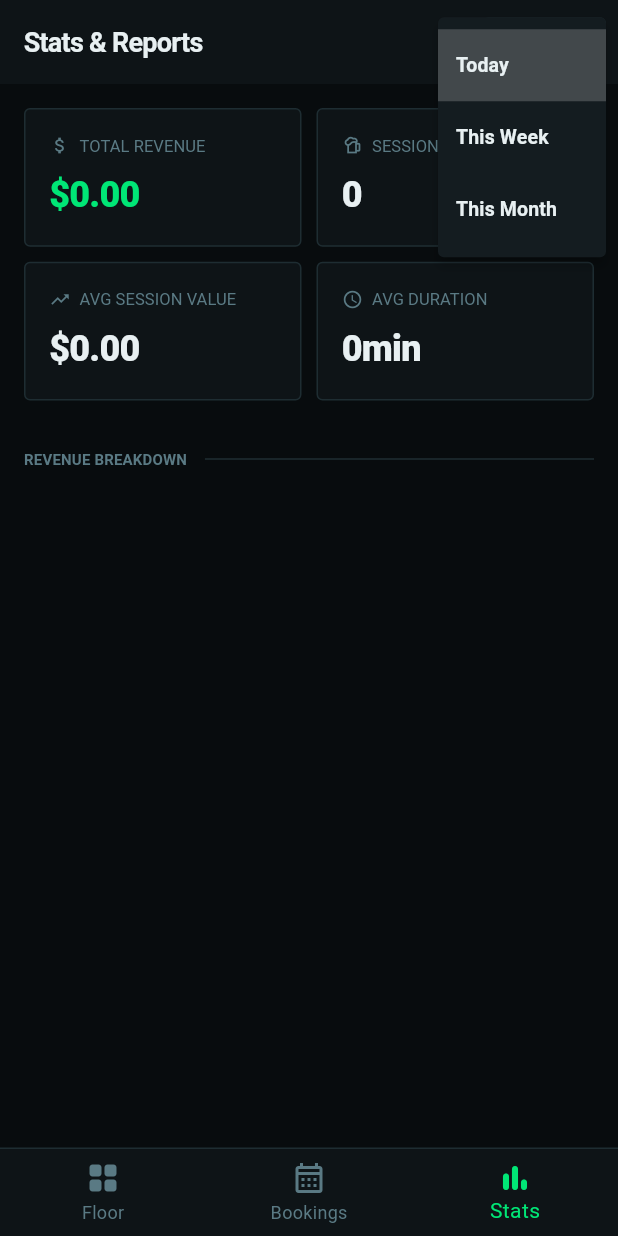
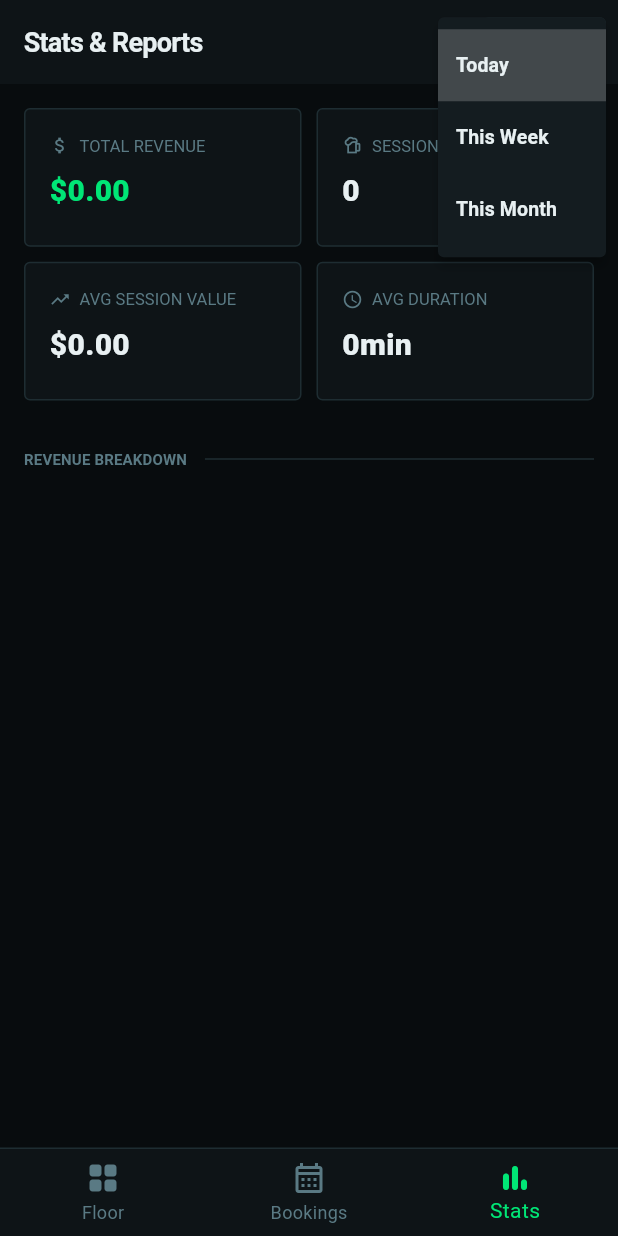
Before and after one commit to Sardorbee/claude_billiard_manage, a Flutter app: the StatsScreen screen opened by its route, after a tap on "Today", on a phone screen of 412 x 824 dp. Run offline on Flutter 3.47's test engine with Material 3 defaults, Android fonts, the phone set to English and light mode, and no system bars; our stand-ins replace cloud_firestore, equatable, firebase_auth, firebase_core, firebase_database, fl_chart and 3 more; accounts and stored records are empty; Roboto replaces fonts that are missing (Syne).

Commit message:
working one

```diff
--- a/lib/main.dart
+++ b/lib/main.dart
@@ -11,8 +11,9 @@ import 'firebase_options.dart';
 void main() async {
   WidgetsFlutterBinding.ensureInitialized();
 
-  await Firebase.initializeApp(options: DefaultFirebaseOptions.currentPlatform);
-
+  if (Firebase.apps.isEmpty) {
+    await Firebase.initializeApp(options: DefaultFirebaseOptions.currentPlatform);
+  }
   // Lock to portrait
   await SystemChrome.setPreferredOrientations([DeviceOrientation.portraitUp]);
   SystemChrome.setSystemUIOverlayStyle(const SystemUiOverlayStyle(
--- a/lib/repos/repo.dart
+++ b/lib/repos/repo.dart
@@ -1,5 +1,6 @@
 import 'package:cloud_firestore/cloud_firestore.dart';
 import 'package:firebase_auth/firebase_auth.dart';
+import 'package:firebase_core/firebase_core.dart';
 import 'package:firebase_database/firebase_database.dart';
 import 'package:uuid/uuid.dart';
 import '../models/models.dart';
@@ -108,7 +109,10 @@ class TableRepository {
 
 class SessionRepository {
   final FirebaseFirestore _db = FirebaseFirestore.instance;
-  final FirebaseDatabase _rtdb = FirebaseDatabase.instance;
+  final FirebaseDatabase _rtdb = FirebaseDatabase.instanceFor(
+    app: Firebase.app(),
+    databaseURL: 'https://billiard-manage-default-rtdb.asia-southeast1.firebasedatabase.app',
+  );
 
   // RTDB: live session state (timer + status)
   DatabaseReference _liveRef(String venueId, String tableId) =>
--- a/lib/widgets/widgets.dart
+++ b/lib/widgets/widgets.dart
@@ -280,9 +280,9 @@ class StatCard extends StatelessWidget {
               value,
               style: TextStyle(
                 color: valueColor ?? AppTheme.textPrimary,
-                fontSize: 24,
+                fontSize: 20,
                 fontWeight: FontWeight.w800,
-                letterSpacing: -0.5,
+                // letterSpacing: -0.5,
               ),
             ),
         ],
```
Also changed, not shown: 1 other file.
